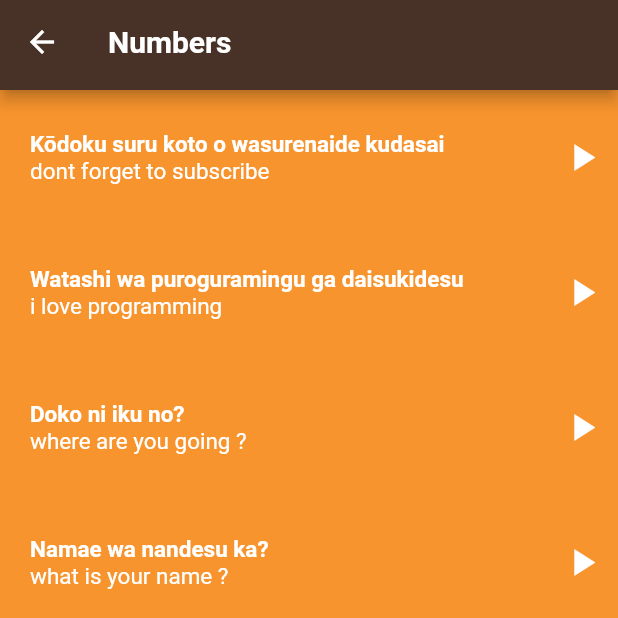
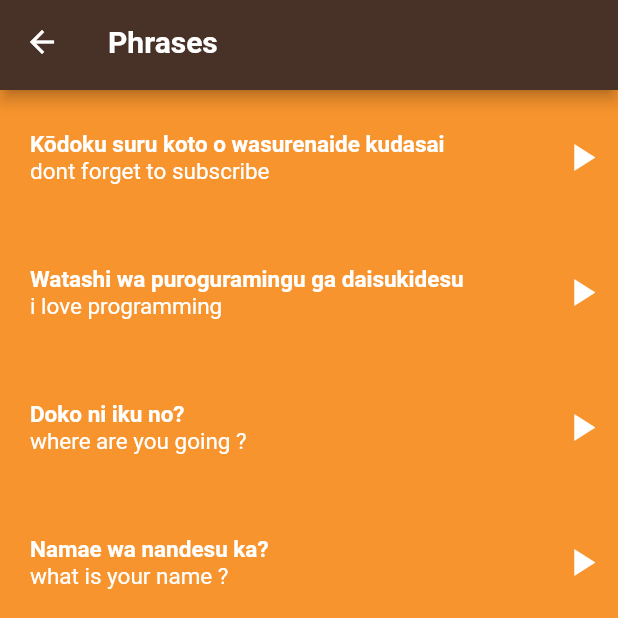
Before and after one commit to Moaz-Omran20/Tokyo_App, a Flutter app: the PhrasesScreen screen opened by its route, on a phone screen of 412 x 824 dp, the top half of it. Run offline on Flutter 3.47's test engine with Material 2 defaults, Android fonts, the phone set to English and light mode, and no system bars; our stand-ins replace audioplayers.

Commit message:
Appbar edited

```diff
--- a/lib/screens/colors_screen.dart
+++ b/lib/screens/colors_screen.dart
@@ -54,7 +54,7 @@ class ColorsScreen extends StatelessWidget {
   @override
   Widget build(BuildContext context) {
     return Scaffold(
-      appBar: AppBarWidget(title: "Numbers"),
+      appBar: AppBarWidget(title: "Colors"),
       body: ListView.builder(
         itemBuilder: (context, index) {
           return ColorItem(colors[index]);
--- a/lib/screens/phrases_screen.dart
+++ b/lib/screens/phrases_screen.dart
@@ -42,7 +42,7 @@ class PhrasesScreen extends StatelessWidget {
   @override
   Widget build(BuildContext context) {
     return Scaffold(
-      appBar: AppBarWidget(title: "Numbers"),
+      appBar: AppBarWidget(title: "Phrases"),
       body: ListView.builder(
         itemBuilder: (context, index) {
           return PhrasesItem(phrases[index]);
```
